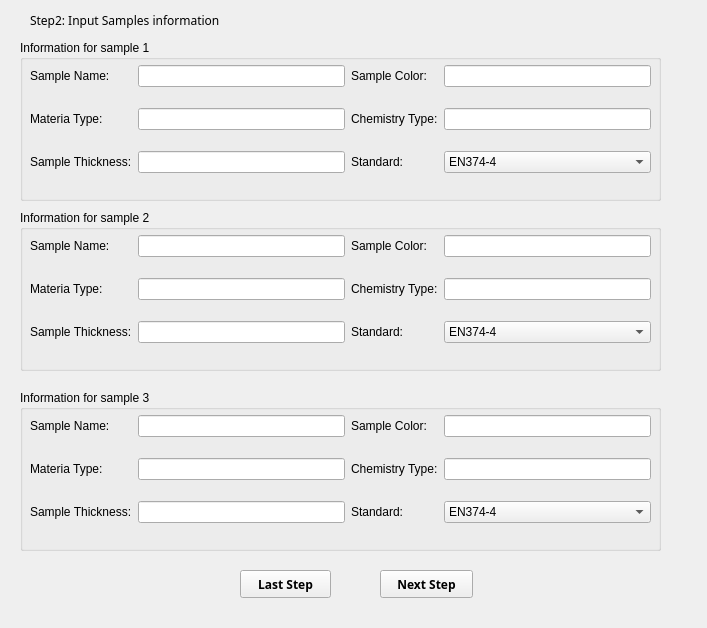
First picture: the form in Ui/sample_information_input.ui, repository tahyuu/glove_test, before the edit.
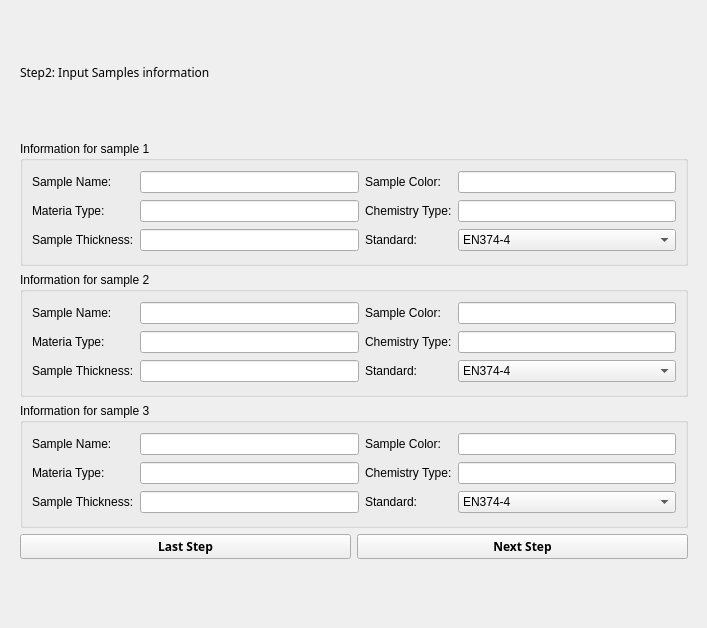
Second picture: the form after the edit.

Commit message: update the sample input to make it be extendable

```diff
--- a/Ui/sample_information_input.ui
+++ b/Ui/sample_information_input.ui
@@ -13,27 +13,37 @@
   <property name="windowTitle">
    <string>Sample information input</string>
   </property>
+  <widget class="QWidget" name="">
+   <property name="geometry">
+    <rect>
+     <x>20</x>
+     <y>10</y>
+     <width>668</width>
+     <height>549</height>
+    </rect>
+   </property>
+   <layout class="QVBoxLayout" name="verticalLayout">
+    <item>
+     <widget class="QLabel" name="label_13">
+      <property name="font">
+       <font>
+        <family>Arial Black</family>
+        <weight>50</weight>
+        <bold>false</bold>
+       </font>
+      </property>
+      <property name="text">
+       <string>Step2: Input Samples information</string>
+      </property>
+     </widget>
+    </item>
+    <item>
   <widget class="QGroupBox" name="groupBox">
-   <property name="geometry">
-    <rect>
-     <x>20</x>
-     <y>40</y>
-     <width>641</width>
-     <height>161</height>
-    </rect>
-   </property>
    <property name="title">
     <string>Information for sample 1</string>
    </property>
-   <widget class="QWidget" name="layoutWidget">
-    <property name="geometry">
-     <rect>
-      <x>10</x>
-      <y>10</y>
-      <width>621</width>
-      <height>141</height>
-     </rect>
-    </property>
+      <layout class="QHBoxLayout" name="horizontalLayout">
+       <item>
     <layout class="QGridLayout" name="gridLayout">
      <item row="0" column="0">
       <widget class="QLabel" name="label">
@@ -119,29 +129,17 @@
       </widget>
      </item>
     </layout>
-   </widget>
-  </widget>
+       </item>
+      </layout>
+     </widget>
+    </item>
+    <item>
   <widget class="QGroupBox" name="groupBox_2">
-   <property name="geometry">
-    <rect>
-     <x>20</x>
-     <y>210</y>
-     <width>641</width>
-     <height>161</height>
-    </rect>
-   </property>
    <property name="title">
     <string>Information for sample 2</string>
    </property>
-   <widget class="QWidget" name="layoutWidget_2">
-    <property name="geometry">
-     <rect>
-      <x>10</x>
-      <y>10</y>
-      <width>621</width>
-      <height>141</height>
-     </rect>
-    </property>
+      <layout class="QHBoxLayout" name="horizontalLayout_2">
+       <item>
     <layout class="QGridLayout" name="gridLayout_2">
      <item row="0" column="0">
       <widget class="QLabel" name="label_7">
@@ -227,29 +225,17 @@
       </widget>
      </item>
     </layout>
-   </widget>
-  </widget>
+       </item>
+      </layout>
+     </widget>
+    </item>
+    <item>
   <widget class="QGroupBox" name="groupBox_3">
-   <property name="geometry">
-    <rect>
-     <x>20</x>
-     <y>390</y>
-     <width>641</width>
-     <height>161</height>
-    </rect>
-   </property>
    <property name="title">
     <string>Information for sample 3</string>
    </property>
-   <widget class="QWidget" name="layoutWidget_3">
-    <property name="geometry">
-     <rect>
-      <x>10</x>
-      <y>10</y>
-      <width>621</width>
-      <height>141</height>
-     </rect>
-    </property>
+      <layout class="QHBoxLayout" name="horizontalLayout_3">
+       <item>
     <layout class="QGridLayout" name="gridLayout_4">
      <item row="0" column="0">
       <widget class="QLabel" name="label_19">
@@ -335,37 +321,14 @@
       </widget>
      </item>
     </layout>
-   </widget>
-  </widget>
-  <widget class="QPushButton" name="bt_next">
-   <property name="geometry">
-    <rect>
-     <x>380</x>
-     <y>570</y>
-     <width>93</width>
-     <height>28</height>
-    </rect>
-   </property>
-   <property name="font">
-    <font>
-     <family>Arial Black</family>
-     <weight>75</weight>
-     <bold>true</bold>
-    </font>
-   </property>
-   <property name="text">
-    <string>Next Step</string>
-   </property>
-  </widget>
+       </item>
+      </layout>
+     </widget>
+    </item>
+    <item>
+     <layout class="QHBoxLayout" name="horizontalLayout_4">
+      <item>
   <widget class="QPushButton" name="bt_last">
-   <property name="geometry">
-    <rect>
-     <x>240</x>
-     <y>570</y>
-     <width>91</width>
-     <height>28</height>
-    </rect>
-   </property>
    <property name="font">
     <font>
      <family>Arial Black</family>
@@ -377,25 +340,24 @@
     <string>Last Step</string>
    </property>
   </widget>
-  <widget class="QLabel" name="label_13">
-   <property name="geometry">
-    <rect>
-     <x>30</x>
-     <y>10</y>
-     <width>281</width>
-     <height>21</height>
-    </rect>
-   </property>
+      </item>
+      <item>
+       <widget class="QPushButton" name="bt_next">
    <property name="font">
     <font>
      <family>Arial Black</family>
-     <weight>50</weight>
-     <bold>false</bold>
+          <weight>75</weight>
+          <bold>true</bold>
     </font>
    </property>
    <property name="text">
-    <string>Step2: Input Samples information</string>
-   </property>
+         <string>Next Step</string>
+        </property>
+       </widget>
+      </item>
+     </layout>
+    </item>
+   </layout>
   </widget>
  </widget>
  <resources/>
```
Lines whose indentation alone changed are shown as unchanged. The commit also changes 4 other files.
